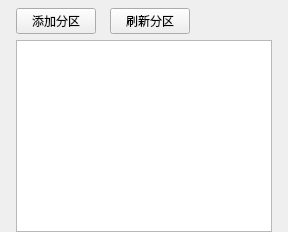
Qt form partitionmanagepage.ui (wjh84329/gateway) before a commit.
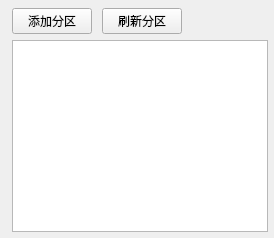
The same form after that commit.

Patch:
```diff
--- a/partitionmanagepage.ui
+++ b/partitionmanagepage.ui
@@ -3,20 +3,75 @@
  <class>PartitionManagePage</class>
  <widget class="QWidget" name="PartitionManagePage">
   <layout class="QVBoxLayout" name="verticalLayout">
-   <property name="leftMargin"><number>16</number></property>
-   <property name="topMargin"><number>8</number></property>
-   <property name="rightMargin"><number>16</number></property>
+   <property name="leftMargin"><number>0</number></property>
+   <property name="topMargin"><number>0</number></property>
+   <property name="rightMargin"><number>0</number></property>
    <property name="bottomMargin"><number>0</number></property>
-   <property name="spacing"><number>6</number></property>
+   <property name="spacing"><number>0</number></property>
    <item>
-    <layout class="QHBoxLayout" name="actionLayout">
-     <property name="spacing"><number>14</number></property>
-     <item><widget class="QPushButton" name="addPartitionButton"><property name="text"><string>添加分区</string></property></widget></item>
-     <item><widget class="QPushButton" name="refreshPartitionButton"><property name="text"><string>刷新分区</string></property></widget></item>
-     <item><spacer name="horizontalSpacer"><property name="orientation"><enum>Qt::Horizontal</enum></property><property name="sizeHint" stdset="0"><size><width>40</width><height>20</height></size></property></spacer></item>
-    </layout>
+    <widget class="QSplitter" name="splitter">
+     <property name="orientation">Qt::Horizontal</property>
+     <widget class="QWidget" name="leftPanel">
+      <layout class="QVBoxLayout" name="leftLayout">
+       <property name="leftMargin"><number>12</number></property>
+       <property name="topMargin"><number>8</number></property>
+       <property name="rightMargin"><number>6</number></property>
+       <property name="bottomMargin"><number>6</number></property>
+       <property name="spacing"><number>6</number></property>
+       <item>
+        <layout class="QHBoxLayout" name="actionLayout">
+         <property name="spacing"><number>10</number></property>
+         <item><widget class="QPushButton" name="addPartitionButton"><property name="text"><string>添加分区</string></property></widget></item>
+         <item><widget class="QPushButton" name="refreshPartitionButton"><property name="text"><string>刷新分区</string></property></widget></item>
+         <item><spacer name="horizontalSpacer"><property name="orientation"><enum>Qt::Horizontal</enum></property><property name="sizeHint" stdset="0"><size><width>40</width><height>20</height></size></property></spacer></item>
+        </layout>
+       </item>
+       <item>
+        <widget class="QTableWidget" name="partitionTable"/>
+       </item>
+      </layout>
+     </widget>
+     <!-- <widget class="QWidget" name="rightPanel">
+      <layout class="QVBoxLayout" name="rightLayout">
+       <property name="leftMargin"><number>8</number></property>
+       <property name="topMargin"><number>60</number></property>
+       <property name="rightMargin"><number>12</number></property>
+       <property name="bottomMargin"><number>6</number></property>
+       <property name="spacing"><number>10</number></property>
+       <item>
+        <widget class="QLabel" name="rightPanelTitle">
+         <property name="text"><string>分区操作</string></property>
+         <property name="alignment"><enum>Qt::AlignCenter</enum></property>
+        </widget>
+       </item>
+       <item>
+        <widget class="QPushButton" name="editPartitionButton">
+         <property name="text"><string>编辑分区</string></property>
+         <property name="enabled">false</property>
+        </widget>
+       </item>
+       <item>
+        <widget class="QPushButton" name="loadPartitionButton">
+         <property name="text"><string>加载分区</string></property>
+         <property name="enabled">false</property>
+        </widget>
+       </item>
+       <item>
+        <widget class="QPushButton" name="deletePartitionButton">
+         <property name="text"><string>删除分区</string></property>
+         <property name="enabled">false</property>
+        </widget>
+       </item>
+       <item>
+        <spacer name="verticalSpacer">
+         <property name="orientation"><enum>Qt::Vertical</enum></property>
+         <property name="sizeHint" stdset="0"><size><width>20</width><height>40</height></size></property>
+        </spacer>
+       </item>
+      </layout>
+     </widget> -->
+    </widget>
    </item>
-   <item><widget class="QTableWidget" name="partitionTable"/></item>
   </layout>
  </widget>
  <resources/>
```
